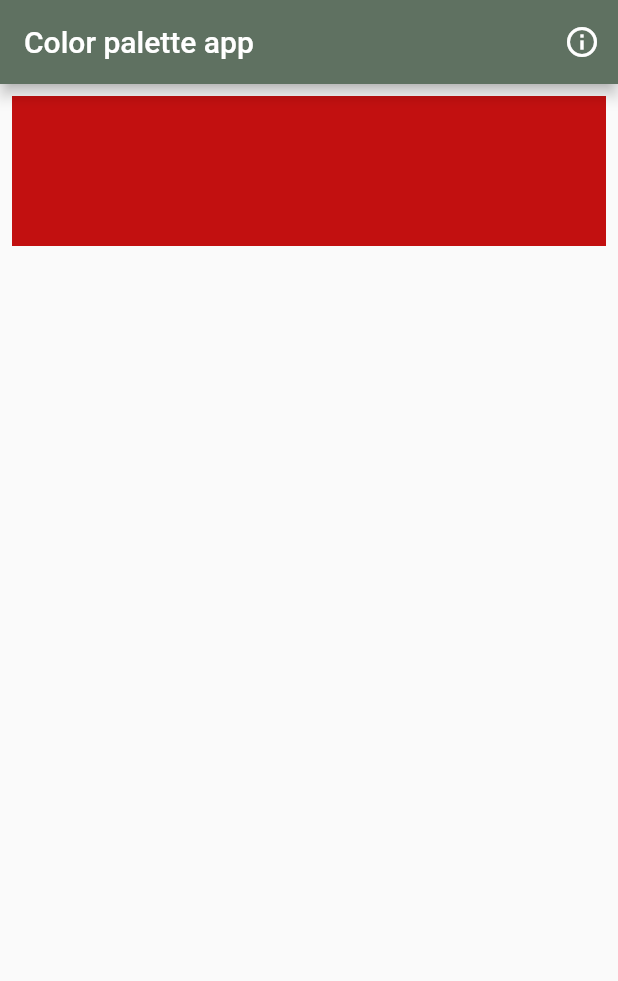
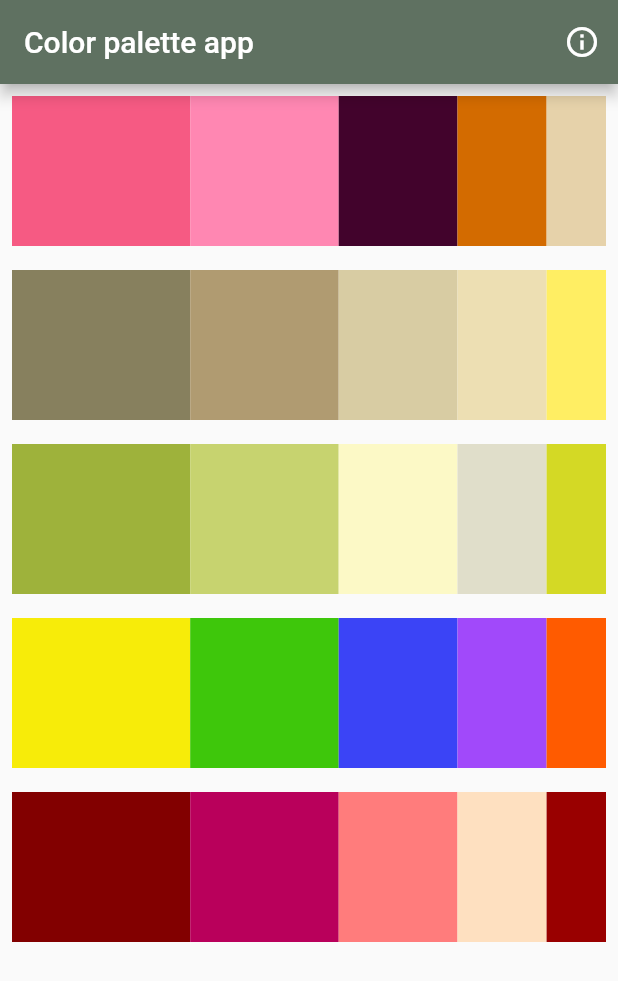
Before and after one commit to angulojd/f_color_palette_solution_202230, a Flutter app: the screen it shows after launch, on a phone screen of 412 x 824 dp. Shown: the top 981 px of the screen. Run offline on Flutter 3.47's test engine with Material 2 defaults, Android fonts, the phone set to English and light mode, and no system bars; our stand-ins replace get, loggy.

Commit message:
Widget sin estado

```diff
--- a/lib/ui/pages/color_selection_page.dart
+++ b/lib/ui/pages/color_selection_page.dart
@@ -25,12 +25,50 @@ class ColorSelectionPage extends StatelessWidget {
           ],
         ),
         // https://colorhunt.co/
-        body: SingleChildScrollView(
-          child: Column(
-            children: [
-              ColorPalette(baseColor: 'C21010',)
-              ]),
-              ));
+        body: ListView(
+          children: [
+            ColorPalette(
+              baseColor:  'F65A83',
+              baseColor1: 'FF87B2',
+              baseColor2: '42032C',
+              baseColor3: 'D36B00',
+              baseColor4: 'E6D2AA',
+              callback: showColor,
+            ),
+            ColorPalette(
+              baseColor:  '87805E',
+              baseColor1: 'B09B71',
+              baseColor2: 'D8CCA3',
+              baseColor3: 'EDDFB3',
+              baseColor4: 'FFEE63',
+              callback: showColor,
+            ),
+            ColorPalette(
+              baseColor:  '9EB23B',
+              baseColor1: 'C7D36F',
+              baseColor2: 'FCF9C6',
+              baseColor3: 'E0DECA',
+              baseColor4: 'D4D925',
+              callback: showColor,
+            ),
+            ColorPalette(
+              baseColor:  'F7EC09',
+              baseColor1: '3EC70B',
+              baseColor2: '3B44F6',
+              baseColor3: 'A149FA',
+              baseColor4: 'FF5B00',
+              callback: showColor,
+            ),
+            ColorPalette(
+              baseColor:  '820000',
+              baseColor1: 'B9005B',
+              baseColor2: 'FF7C7C',
+              baseColor3: 'FEE0C0',
+              baseColor4: '990000',
+              callback: showColor,
+            )
+          ],
+        ));
   }
 
   // está es la función que será llamada con cada click a un ColorPalette
--- a/lib/ui/widgets/color_palette.dart
+++ b/lib/ui/widgets/color_palette.dart
@@ -6,14 +6,23 @@ class ColorPalette extends StatelessWidget {
     Key? key,
     // así se reciben en el constructor, por ejemplo
     required this.baseColor,
+    required this.baseColor1,
+    required this.baseColor2,
+    required this.baseColor3,
+    required this.baseColor4,
+    required this.callback
   }) : super(key: key);
 
   // atributos de la clase, por ejemplo
   final String baseColor;
+  final String baseColor1;
+  final String baseColor2;
+  final String baseColor3;
+  final String baseColor4;
 
   // también se puede tener como un atributo un callback, necesiario ya que es un
   // widget sin estado, por ejemplo
-  //final Function(String) callback;
+  final Function(String) callback;
 
   @override
   Widget build(BuildContext context) {
@@ -21,12 +30,48 @@ class ColorPalette extends StatelessWidget {
     return Padding(
       padding: const EdgeInsets.all(8.0),
       // vamos a mostrar los elementos en un row
-      child:
-      Row(children: [
-        Expanded(
-          child: GestureDetector(
-          child: Container(
-            height: 100, color: ColorUtils.FromHex(baseColor),)),)
+      child: Row(
+        children: [
+          Expanded(
+            flex: 6,
+            child: GestureDetector(
+              onTap: (() => callback(baseColor)),
+                child: Container(
+                height: 100, color: ColorUtils.FromHex(baseColor),
+                )
+              )),
+          Expanded(
+            flex: 5,
+            child: GestureDetector(
+              onTap: (() => callback(baseColor1)),
+              child: Container(
+              height: 100, color: ColorUtils.FromHex(baseColor1),
+                )
+              )),
+          Expanded(
+            flex: 4,
+            child: GestureDetector(
+              onTap: (() => callback(baseColor1)),
+              child: Container(
+              height: 100, color: ColorUtils.FromHex(baseColor2),
+                )
+              )),
+          Expanded(
+            flex: 3,
+            child: GestureDetector(
+              onTap: (() => callback(baseColor1)),
+              child: Container(
+              height: 100, color: ColorUtils.FromHex(baseColor3),
+                )
+              )),
+          Expanded(
+            flex: 2,
+            child: GestureDetector(
+              onTap: (() => callback(baseColor1)),
+              child: Container(
+              height: 100, color: ColorUtils.FromHex(baseColor4),
+                )
+              ))
       ],)
     );
   }
```
